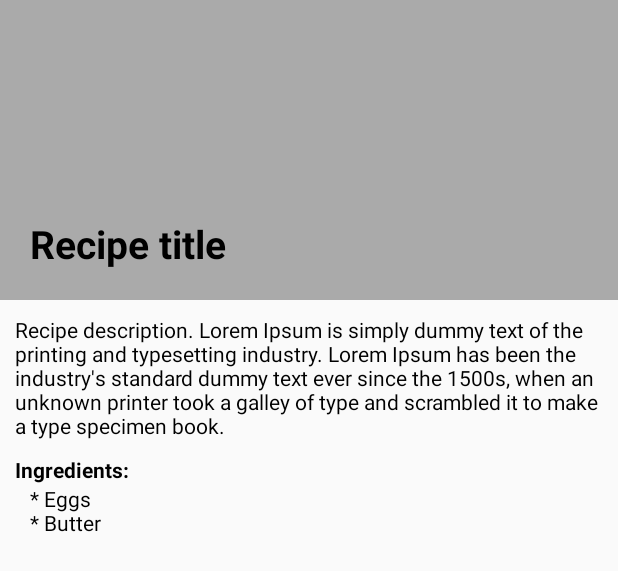
After one commit to macieknajbar/GodT, an Android app: the layout activity_recipe_details.xml on its own in the app's theme, with its tools: preview values and no code run, on a phone screen of 412 x 824 dp. The commit adds this screen. Shown: the top 571 px of the screen. Run offline under Robolectric (Android 15) with nearby library versions, the phone set to English and light mode, and no system bars.

```diff
--- a/app/src/main/res/layout/activity_main.xml
+++ b/app/src/main/res/layout/activity_main.xml
@@ -6,8 +6,8 @@
     android:layout_height="match_parent"
     tools:context=".RecipesActivity">
 
-    <TextView
-        android:id="@+id/recipes"
+    <android.support.v7.widget.RecyclerView
+        android:id="@id/recipes"
         android:layout_width="wrap_content"
         android:layout_height="wrap_content"
         android:text="Hello World!"
--- /dev/null
+++ b/app/src/main/res/layout/activity_recipe_details.xml
@@ -0,0 +1,63 @@
+<?xml version="1.0" encoding="utf-8"?>
+<android.support.constraint.ConstraintLayout xmlns:android="http://schemas.android.com/apk/res/android"
+    xmlns:app="http://schemas.android.com/apk/res-auto"
+    xmlns:tools="http://schemas.android.com/tools"
+    android:layout_width="match_parent"
+    android:layout_height="match_parent">
+
+    <android.support.v7.widget.AppCompatImageView
+        android:id="@id/details_recipeImage"
+        android:layout_width="match_parent"
+        android:layout_height="200dp"
+        android:adjustViewBounds="true"
+        tools:srcCompat="@android:color/darker_gray" />
+
+    <TextView
+        android:id="@id/details_recipeTitle"
+        android:layout_width="wrap_content"
+        android:layout_height="wrap_content"
+        android:layout_margin="20dp"
+        android:textColor="@android:color/black"
+        android:textSize="26sp"
+        android:textStyle="bold"
+        app:layout_constraintBottom_toBottomOf="@id/details_recipeImage"
+        app:layout_constraintStart_toStartOf="@id/details_recipeImage"
+        tools:text="Recipe title" />
+
+    <TextView
+        android:id="@id/details_recipeDescription"
+        android:layout_width="match_parent"
+        android:layout_height="wrap_content"
+        android:layout_margin="10dp"
+        android:textColor="@android:color/black"
+        android:textSize="14sp"
+        app:layout_constraintEnd_toEndOf="parent"
+        app:layout_constraintStart_toStartOf="parent"
+        app:layout_constraintTop_toBottomOf="@id/details_recipeImage"
+        tools:text="Recipe description. Lorem Ipsum is simply dummy text of the printing and typesetting industry. Lorem Ipsum has been the industry's standard dummy text ever since the 1500s, when an unknown printer took a galley of type and scrambled it to make a type specimen book." />
+
+    <TextView
+        android:id="@+id/details_ingredientsLabel"
+        android:layout_width="wrap_content"
+        android:layout_height="wrap_content"
+        android:layout_marginTop="10dp"
+        android:layout_marginStart="10dp"
+        android:text="@string/details_ingredientsLabel"
+        android:textColor="@android:color/black"
+        android:textSize="14sp"
+        android:textStyle="bold"
+        app:layout_constraintStart_toStartOf="parent"
+        app:layout_constraintTop_toBottomOf="@id/details_recipeDescription" />
+
+    <TextView
+        android:id="@id/details_recipeIngredients"
+        android:layout_width="wrap_content"
+        android:layout_height="wrap_content"
+        android:layout_marginStart="10dp"
+        android:textColor="@android:color/black"
+        android:textSize="14sp"
+        app:layout_constraintStart_toStartOf="@id/details_ingredientsLabel"
+        app:layout_constraintTop_toBottomOf="@id/details_ingredientsLabel"
+        tools:text="* Eggs\n* Butter" />
+
+</android.support.constraint.ConstraintLayout>
--- a/app/src/main/res/values/ids.xml
+++ b/app/src/main/res/values/ids.xml
@@ -1,4 +1,17 @@
 <?xml version="1.0" encoding="utf-8"?>
 <resources>
+
+    <!-- Recipes screen -->
     <item name="recipes" type="id" />
+
+    <!-- Recipe details -->
+    <item name="details_recipeImage" type="id" />
+    <item name="details_recipeTitle" type="id" />
+    <item name="details_recipeDescription" type="id" />
+    <item name="details_recipeIngredients" type="id" />
+
+    <!-- Recipe item -->
+    <item name="item_recipeImage" type="id" />
+    <item name="item_recipeTitle" type="id" />
+    <item name="item_recipeDescription" type="id" />
 </resources>
--- a/app/src/main/res/values/strings.xml
+++ b/app/src/main/res/values/strings.xml
@@ -1,3 +1,4 @@
 <resources>
     <string name="app_name">GodT</string>
+    <string name="details_ingredientsLabel">Ingredients:</string>
 </resources>
```
Also changed, not shown: app/src/main/java/com/gmail/najbar/maciek/godt/RecipesActivity.kt (+5 -16 lines), app/src/main/java/com/gmail/najbar/maciek/godt/RecipesAdapter.kt (+17 -10 lines), app/src/main/res/layout/item_recipe.xml (added, +46 -0 lines).
